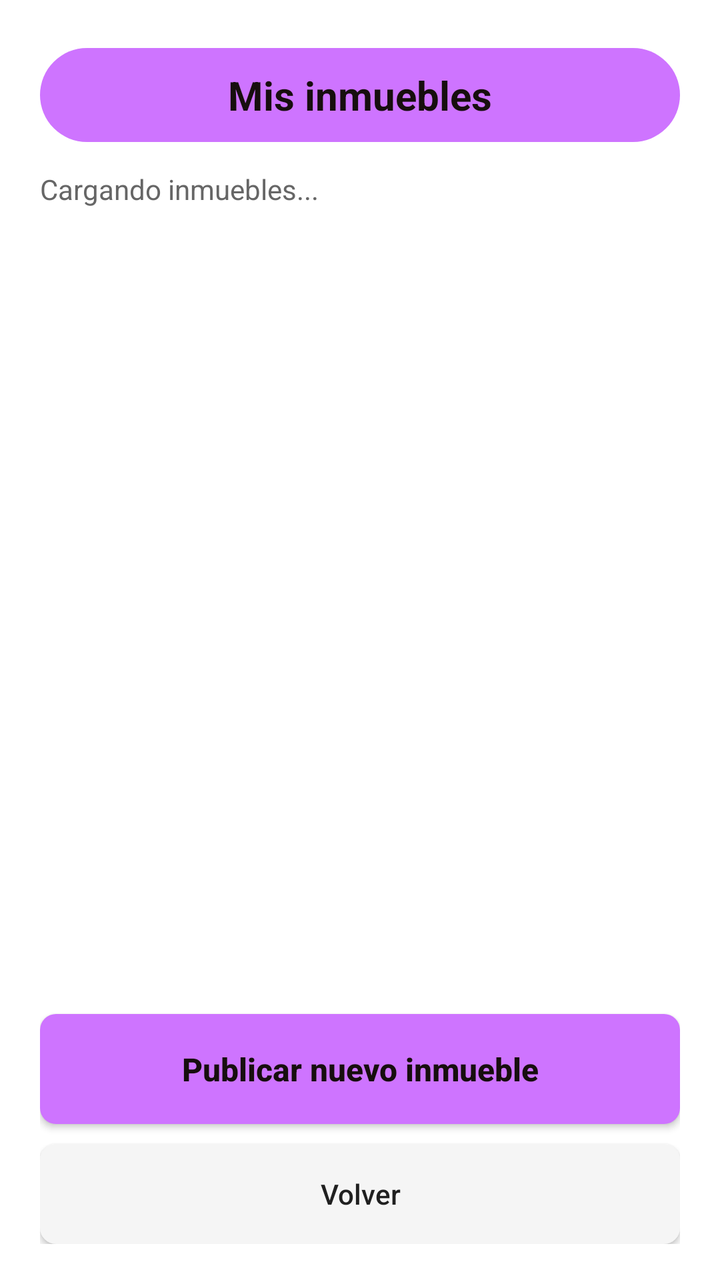
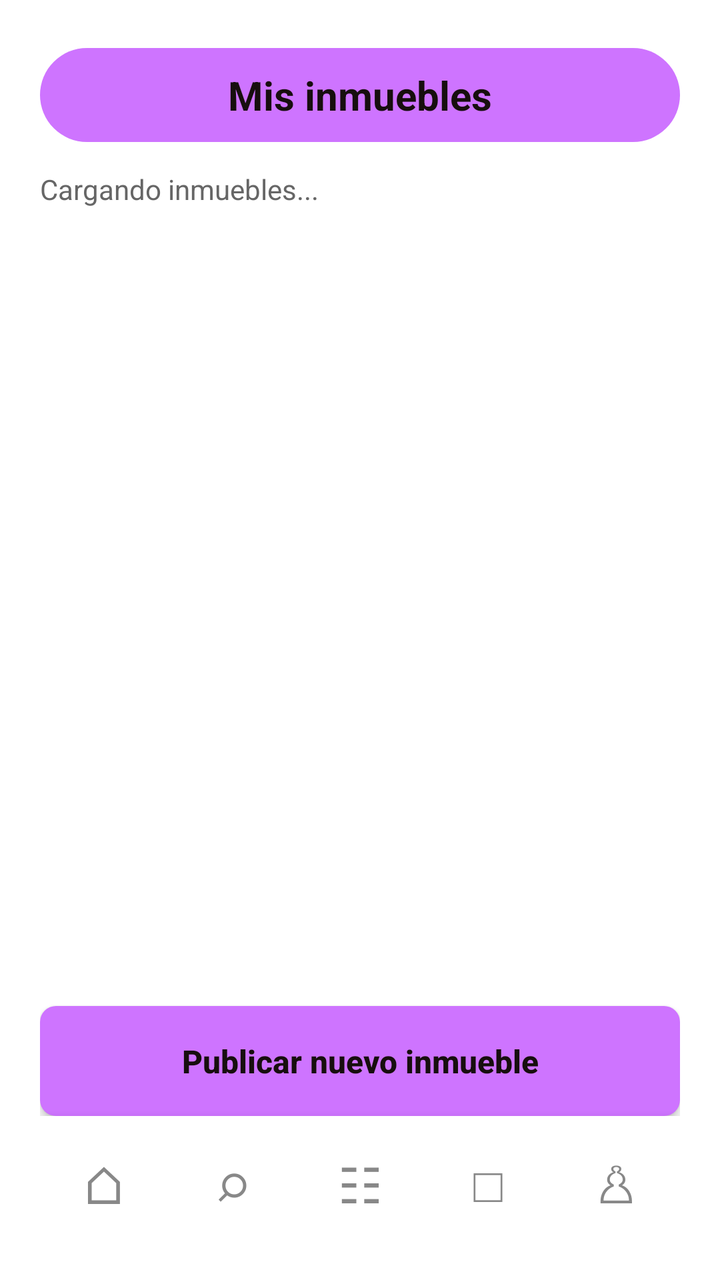

The first picture is an Android layout as it rendered before a commit; the second is the same layout after the commit. The layout source and the unified diff follow.
<!-- AndroidManifest.xml: application theme Theme.EvohkaApp -->
<!-- res/layout/activity_mis_inmuebles.xml -->
<?xml version="1.0" encoding="utf-8"?>
<LinearLayout xmlns:android="http://schemas.android.com/apk/res/android"
    android:layout_width="match_parent"
    android:layout_height="match_parent"
    android:background="#FFFFFF"
    android:orientation="vertical"
    android:paddingStart="20dp"
    android:paddingTop="24dp"
    android:paddingEnd="20dp"
    android:paddingBottom="18dp">

    <TextView
        android:layout_width="match_parent"
        android:layout_height="wrap_content"
        android:background="@drawable/bg_title_evohka"
        android:gravity="center"
        android:padding="10dp"
        android:text="Mis inmuebles"
        android:textColor="#170E0E"
        android:textSize="20sp"
        android:textStyle="bold" />

    <TextView
        android:id="@+id/txtEstadoCarga"
        android:layout_width="match_parent"
        android:layout_height="wrap_content"
        android:layout_marginTop="14dp"
        android:text="Cargando inmuebles..."
        android:textColor="#666666"
        android:textSize="14sp" />

    <ScrollView
        android:layout_width="match_parent"
        android:layout_height="0dp"
        android:layout_marginTop="14dp"
        android:layout_weight="1"
        android:clipToPadding="false">

        <LinearLayout
            android:id="@+id/contenedorInmuebles"
            android:layout_width="match_parent"
            android:layout_height="wrap_content"
            android:orientation="vertical" />

    </ScrollView>

    <Button
        android:id="@+id/btnPublicarNuevo"
        android:layout_width="match_parent"
        android:layout_height="55dp"
        android:layout_marginTop="12dp"
        android:background="@drawable/bg_button_evohka"
        android:backgroundTint="@null"
        android:text="Publicar nuevo inmueble"
        android:textAllCaps="false"
        android:textColor="#170E0E"
        android:textSize="16sp"
        android:textStyle="bold" />

    <Button
        android:id="@+id/btnVolverInicio"
        android:layout_width="match_parent"
        android:layout_height="50dp"
        android:layout_marginTop="10dp"
        android:background="@drawable/bg_input_evohka"
        android:backgroundTint="@null"
        android:text="Volver"
        android:textAllCaps="false"
        android:textColor="#202020" />

</LinearLayout>
<!-- resources referenced by this layout -->
<resources>
  <!-- drawable bg_button_evohka (drawable) -->
  <?xml version="1.0" encoding="utf-8"?>
  <shape xmlns:android="http://schemas.android.com/apk/res/android">
      <solid android:color="#CE74FF" />
      <corners android:radius="8dp" />
  </shape>
  <!-- drawable bg_input_evohka (drawable) -->
  <?xml version="1.0" encoding="utf-8"?>
  <shape xmlns:android="http://schemas.android.com/apk/res/android">
      <solid android:color="#F5F5F5" />
      <corners android:radius="8dp" />
  </shape>
  <!-- drawable bg_title_evohka (drawable) -->
  <?xml version="1.0" encoding="utf-8"?>
  <shape xmlns:android="http://schemas.android.com/apk/res/android">
      <solid android:color="#CE74FF" />
      <corners android:radius="40dp" />
  </shape>
  <style name="Theme.EvohkaApp" parent="android:Theme.Material.Light.NoActionBar" />
</resources>

<!-- the commit's change to res/layout/activity_mis_inmuebles.xml (unified diff, before → after) -->
@@ -57,15 +57,83 @@
         android:textSize="16sp"
         android:textStyle="bold" />
 
-    <Button
-        android:id="@+id/btnVolverInicio"
-        android:layout_width="match_parent"
-        android:layout_height="50dp"
-        android:layout_marginTop="10dp"
-        android:background="@drawable/bg_input_evohka"
-        android:backgroundTint="@null"
-        android:text="Volver"
-        android:textAllCaps="false"
-        android:textColor="#202020" />
+    <include layout="@layout/view_navegacion_propietario" />
 
 </LinearLayout>
+<!-- res/layout/view_navegacion_propietario.xml (included above) -->
+<?xml version="1.0" encoding="utf-8"?>
+<LinearLayout xmlns:android="http://schemas.android.com/apk/res/android"
+    android:layout_width="match_parent"
+    android:layout_height="64dp"
+    android:background="#FFFFFF"
+    android:elevation="8dp"
+    android:gravity="center"
+    android:orientation="horizontal"
+    android:paddingTop="4dp">
+
+    <TextView
+        android:id="@+id/navPropietarioInicio"
+        android:layout_width="0dp"
+        android:layout_height="match_parent"
+        android:layout_weight="1"
+        android:clickable="true"
+        android:contentDescription="Inicio"
+        android:focusable="true"
+        android:gravity="center"
+        android:text="⌂"
+        android:textColor="#888888"
+        android:textSize="26sp" />
+
+    <TextView
+        android:id="@+id/navPropietarioInmuebles"
+        android:layout_width="0dp"
+        android:layout_height="match_parent"
+        android:layout_weight="1"
+        android:clickable="true"
+        android:contentDescription="Mis inmuebles"
+        android:focusable="true"
+        android:gravity="center"
+        android:text="⌕"
+        android:textColor="#888888"
+        android:textSize="26sp" />
+
+    <TextView
+        android:id="@+id/navPropietarioSolicitudes"
+        android:layout_width="0dp"
+        android:layout_height="match_parent"
+        android:layout_weight="1"
+        android:clickable="true"
+        android:contentDescription="Solicitudes"
+        android:focusable="true"
+        android:gravity="center"
+        android:text="☷"
+        android:textColor="#888888"
+        android:textSize="25sp" />
+
+    <TextView
+        android:id="@+id/navPropietarioContratos"
+        android:layout_width="0dp"
+        android:layout_height="match_parent"
+        android:layout_weight="1"
+        android:clickable="true"
+        android:contentDescription="Contratos"
+        android:focusable="true"
+        android:gravity="center"
+        android:text="□"
+        android:textColor="#888888"
+        android:textSize="24sp" />
+
+    <TextView
+        android:id="@+id/navPropietarioNotificaciones"
+        android:layout_width="0dp"
+        android:layout_height="match_parent"
+        android:layout_weight="1"
+        android:clickable="true"
+        android:contentDescription="Notificaciones"
+        android:focusable="true"
+        android:gravity="center"
+        android:text="♙"
+        android:textColor="#888888"
+        android:textSize="25sp" />
+
+</LinearLayout>
<!-- resource entries referenced after the edit -->
@@ -4,12 +4,6 @@
   <?xml version="1.0" encoding="utf-8"?>
   <shape xmlns:android="http://schemas.android.com/apk/res/android">
       <solid android:color="#CE74FF" />
-      <corners android:radius="8dp" />
-  </shape>
-  <!-- drawable bg_input_evohka (drawable) -->
-  <?xml version="1.0" encoding="utf-8"?>
-  <shape xmlns:android="http://schemas.android.com/apk/res/android">
-      <solid android:color="#F5F5F5" />
       <corners android:radius="8dp" />
   </shape>
   <!-- drawable bg_title_evohka (drawable) -->
